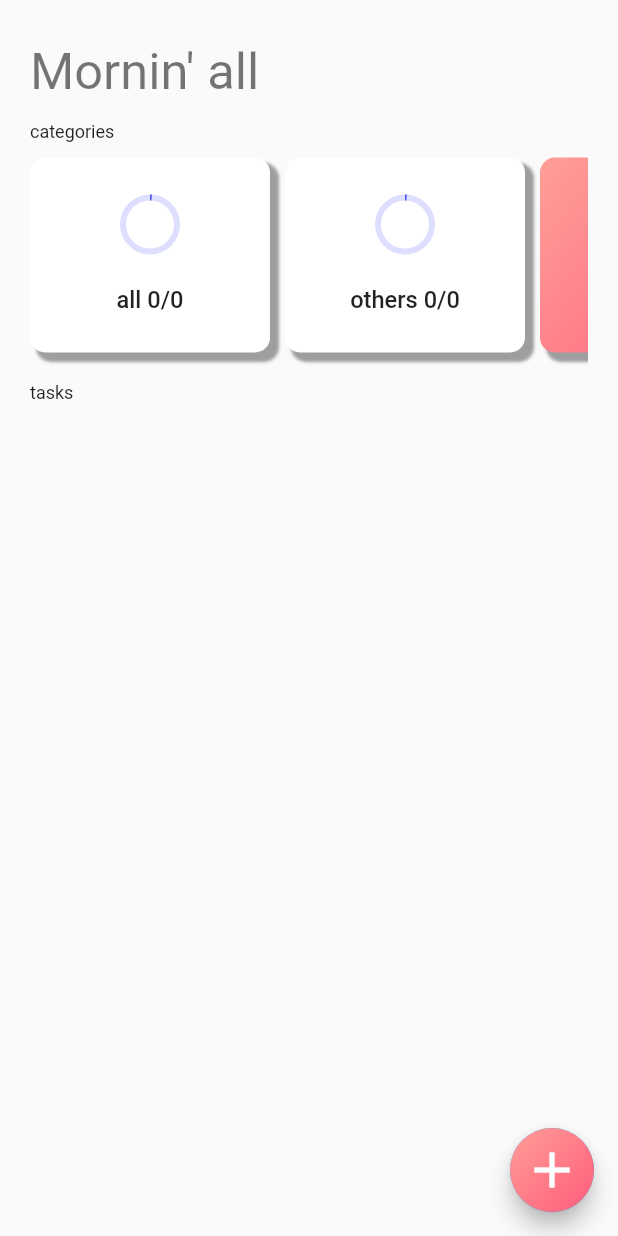
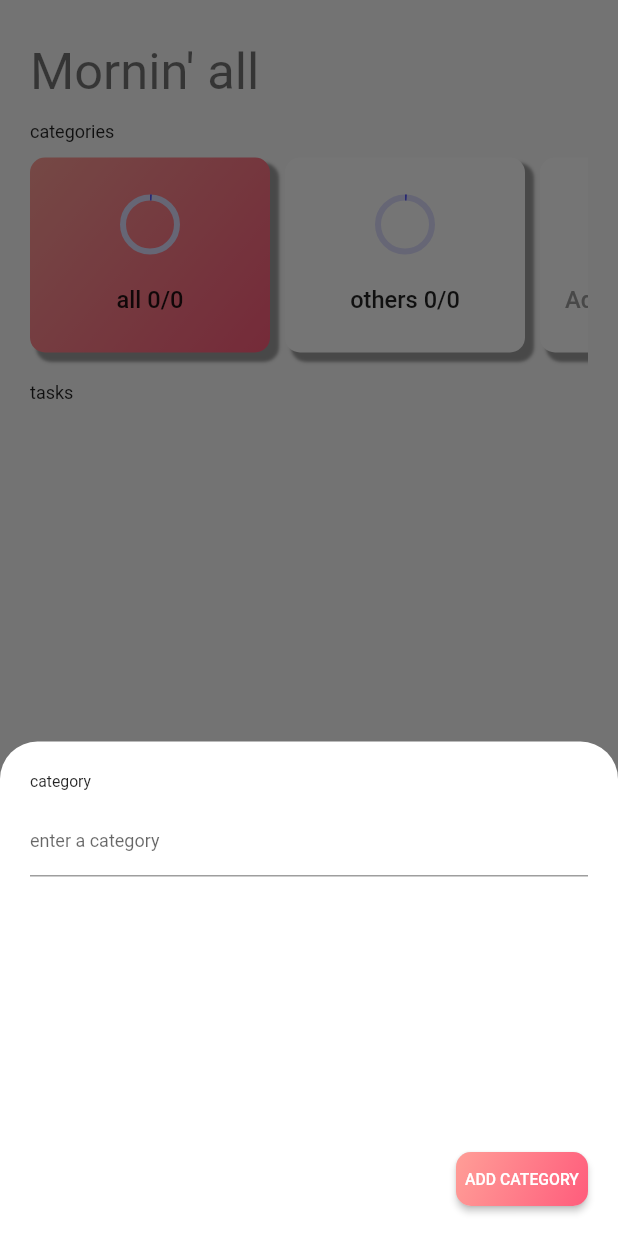
Before and after one commit to IamTossan/flutter-fancy-todo, a Flutter app: the screen it shows after launch, after a tap on "Add new category", on a phone screen of 412 x 824 dp. Run offline on Flutter 3.47's test engine with Material 2 defaults, Android fonts, the phone set to English and light mode, and no system bars.

Commit message:
feat: implement BottomForm

```diff
--- /dev/null
+++ b/lib/components/BottomForm.dart
@@ -0,0 +1,87 @@
+import 'package:flutter/material.dart';
+
+void setBottomForm(context, String formType, Function onAdd) {
+  var textController = TextEditingController();
+
+  showModalBottomSheet(
+    context: context,
+    backgroundColor: Colors.transparent,
+    builder: (BuildContext bc) {
+      return Container(
+        height: MediaQuery.of(context).size.height * 0.4,
+        decoration: BoxDecoration(
+          color: Colors.white,
+          borderRadius: BorderRadius.only(
+            topLeft: const Radius.circular(25.0),
+            topRight: const Radius.circular(25.0),
+          ),
+        ),
+        child: Padding(
+          padding: const EdgeInsets.all(20.0),
+          child: Column(
+            mainAxisAlignment: MainAxisAlignment.spaceBetween,
+            crossAxisAlignment: CrossAxisAlignment.start,
+            children: [
+              Column(
+                crossAxisAlignment: CrossAxisAlignment.start,
+                children: [
+                  Text(formType),
+                  SizedBox(height: 10.0),
+                  TextField(
+                    controller: textController,
+                    decoration: InputDecoration(
+                      hintText: 'enter a $formType',
+                    ),
+                  ),
+                ],
+              ),
+              Row(
+                mainAxisAlignment: MainAxisAlignment.end,
+                children: [
+                  Container(
+                    height: 36.0,
+                    width: 88.0,
+                    child: RaisedButton(
+                      shape: RoundedRectangleBorder(
+                        borderRadius: BorderRadius.all(Radius.circular(10.0)),
+                      ),
+                      padding: EdgeInsets.all(0.0),
+                      onPressed: () {
+                        onAdd(textController.text);
+                        Navigator.pop(context);
+                      },
+                      child: Ink(
+                        decoration: BoxDecoration(
+                          borderRadius: BorderRadius.circular(10.0),
+                          gradient: LinearGradient(
+                            begin: Alignment.topLeft,
+                            end: Alignment.bottomRight,
+                            colors: [
+                              Color(0xFFFF9E97),
+                              Color(0xFFFF5C7C),
+                            ],
+                          ),
+                        ),
+                        child: Container(
+                          constraints: const BoxConstraints(
+                            minWidth: 88.0,
+                            minHeight: 36.0,
+                          ),
+                          alignment: Alignment.center,
+                          child: Text(
+                            'add $formType'.toUpperCase(),
+                            style: TextStyle(color: Colors.white),
+                          ),
+                        ),
+                      ),
+                    ),
+                  ),
+                ],
+              ),
+            ],
+          ),
+        ),
+      );
+    },
+  );
+}
--- a/lib/components/CategoryList.dart
+++ b/lib/components/CategoryList.dart
@@ -1,4 +1,6 @@
 import 'package:flutter/material.dart';
+
+import './BottomForm.dart';
 
 class CategoryList extends StatefulWidget {
   final Map categories;
@@ -81,7 +83,7 @@ class _CategoryListState extends State<CategoryList> {
 
     var addCategoryWidget = GestureDetector(
       onTap: () {
-        widget.onAddCategory();
+        setBottomForm(context, 'category', widget.onAddCategory);
       },
       child: Container(
         margin: EdgeInsets.fromLTRB(0, 10.0, 10.0, 10.0),
@@ -107,7 +109,7 @@ class _CategoryListState extends State<CategoryList> {
               iconSize: 55.0,
               color: Colors.grey[400],
               onPressed: () {
-                widget.onAddCategory();
+                setBottomForm(context, 'category', widget.onAddCategory);
               },
             ),
             Text(
--- a/lib/components/FAB.dart
+++ b/lib/components/FAB.dart
@@ -1,32 +1,20 @@
 import 'package:flutter/material.dart';
-import 'dart:math';
+
+import './BottomForm.dart';
 
 class FAB extends StatelessWidget {
   var onAdd;
-  FAB({onAdd}) {
+  var context;
+  FAB({onAdd, context}) {
     this.onAdd = onAdd;
-  }
-
-  List<String> labels = [
-    'brush my teeth',
-    'buy groceries',
-    'play video games',
-    'do my homeworks',
-    'feed my cats',
-    'read a book',
-    'learn a programming language',
-  ];
-
-  String generateTaskLabel() {
-    var r = Random();
-    return labels[r.nextInt(labels.length)];
+    this.context = context;
   }
 
   @override
   Widget build(BuildContext context) {
     return FloatingActionButton(
       onPressed: () {
-        onAdd(generateTaskLabel());
+        setBottomForm(context, 'task', onAdd);
       },
       tooltip: 'Increment',
       child: Container(
--- a/lib/main.dart
+++ b/lib/main.dart
@@ -1,5 +1,4 @@
 import 'package:flutter/material.dart';
-import 'dart:math';
 
 import 'models/Task.dart';
 import 'models/TaskCatalog.dart';
@@ -33,6 +32,7 @@ class MyApp extends StatelessWidget {
         // the app on. For desktop platforms, the controls will be smaller and
         // closer together (more dense) than on mobile platforms.
         visualDensity: VisualDensity.adaptivePlatformDensity,
+
         textTheme: Theme.of(context).textTheme.apply(
               fontSizeFactor: 0.75,
             ),
@@ -81,21 +81,8 @@ class _MyHomePageState extends State<MyHomePage> {
     });
   }
 
-  List<String> categories = [
-    'coding',
-    'investing',
-    'reading',
-    'chores',
-  ];
-
-  String generateCategory() {
-    var r = Random();
-    return categories[r.nextInt(categories.length)];
-  }
-
-  void addCategory() {
+  void addCategory(String newCategory) {
     setState(() {
-      String newCategory = generateCategory();
       taskCatalog.addCategory(newCategory);
       taskCatalog.updateSelectedCategory(newCategory);
     });
@@ -113,7 +100,8 @@ class _MyHomePageState extends State<MyHomePage> {
     final TextTheme textTheme = Theme.of(context).textTheme;
 
     return Scaffold(
-      body: SafeArea(
+      body: SingleChildScrollView(
+        child: SafeArea(
           child: Padding(
             padding: const EdgeInsets.all(20.0),
             child: Column(
@@ -146,9 +134,11 @@ class _MyHomePageState extends State<MyHomePage> {
             ),
           ),
         ),
+      ),
       floatingActionButton: FAB(
-          onAdd:
-              addTodo), // This trailing comma makes auto-formatting nicer for build methods.
+        onAdd: addTodo,
+        context: context,
+      ),
     );
   }
 }
```
Also changed, not shown: pubspec.lock. Lines whose indentation alone changed are shown as unchanged.
